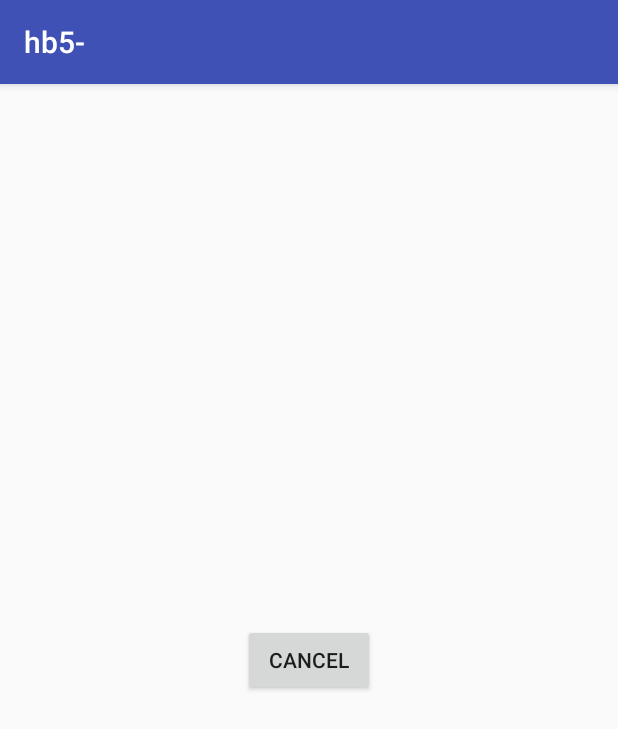
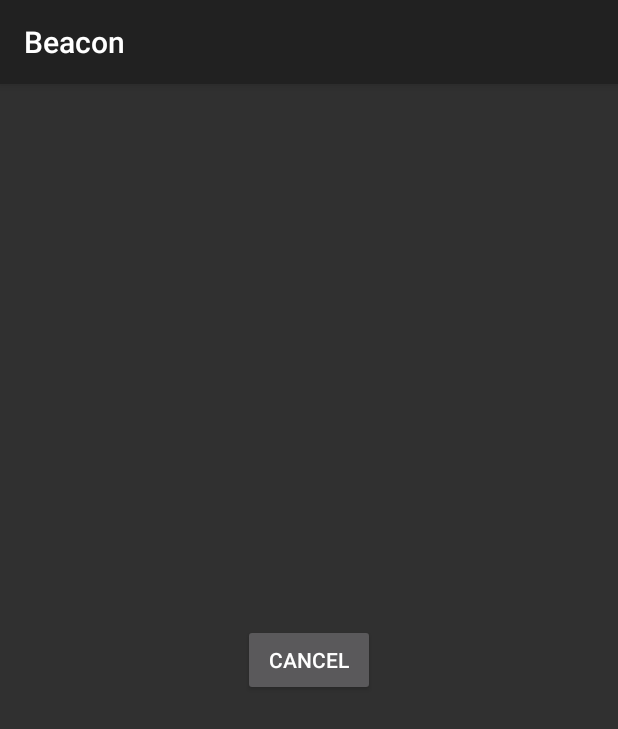
Before and after one commit to vritvij/HB5, an Android app: the screen it shows after launch (MainActivity), after a tap on "SOS", on a phone screen of 412 x 824 dp. Shown: the top 729 px of the screen. Run offline under Robolectric (Android 15) with nearby library versions, the phone set to English and light mode, and no system bars.

Commit message:
Beacon_Niranjan_App

```diff
--- a/hb5-beacon/app/src/main/AndroidManifest.xml
+++ b/hb5-beacon/app/src/main/AndroidManifest.xml
@@ -8,7 +8,7 @@
         android:label="@string/app_name"
         android:roundIcon="@mipmap/ic_launcher_round"
         android:supportsRtl="true"
-        android:theme="@style/AppTheme">
+        android:theme="@style/Theme.AppCompat">
         <activity android:name=".MainActivity">
             <intent-filter>
                 <action android:name="android.intent.action.MAIN" />
--- a/hb5-beacon/app/src/main/java/com/example/ninad/hb5_/MainActivity.java
+++ b/hb5-beacon/app/src/main/java/com/example/ninad/hb5_/MainActivity.java
@@ -15,6 +15,8 @@ import android.util.Log;
 import android.view.View;
 import android.widget.Button;
 import android.widget.Toast;
+
+import java.util.Locale;
 import java.util.UUID;
 
 public class MainActivity extends AppCompatActivity {
@@ -66,7 +68,9 @@ public class MainActivity extends AppCompatActivity {
                     // check if GPS enabled
                     if (gps.canGetLocation()) {
                         //Toast.makeText(getApplicationContext(), "Your Location is - \nLat: " + latitude + "\nLong: " + longitude, Toast.LENGTH_LONG).show();
-
+                        latitude = String.format(Locale.ENGLISH,"%.6f", 33.900325);
+                        longitude = String.format(Locale.ENGLISH,"%.6f", -118.388639);
+                        data = latitude+" "+longitude;
                         advData = new AdvertiseData.Builder()
                                 .setIncludeDeviceName(false)
                                 .addServiceUuid(pUuid)
@@ -75,32 +79,6 @@ public class MainActivity extends AppCompatActivity {
 
                         advertiser.startAdvertising(settings, advData, advertisingCallback);
                         sosButton.setText("Cancel");
-
-                        AsyncTask.execute(new Runnable() {
-                            @Override
-                            public void run() {
-                                while(true) {
-                                    if (latitude != String.format("%.6f", gps.getLatitude()) && longitude != String.format("%.6f", gps.getLongitude())) {
-                                        latitude = String.format("%.6f", gps.getLatitude());
-                                        longitude = String.format("%.6f", gps.getLongitude());
-                                        data = latitude + " " + longitude;
-
-                                        advData = new AdvertiseData.Builder()
-                                                .setIncludeDeviceName(false)
-                                                .addServiceUuid(pUuid)
-                                                .addServiceData(pUuid, data.getBytes())
-                                                .build();
-
-                                        advertiser.startAdvertisingSet(null,advData,null,null,null,null);
-                                    }
-                                    try {
-                                        Thread.sleep(2000);
-                                    } catch (InterruptedException e) {
-                                        e.printStackTrace();
-                                    }
-                                }
-                            }
-                        });
 
 
                     } else {
--- a/hb5-beacon/app/src/main/res/values/strings.xml
+++ b/hb5-beacon/app/src/main/res/values/strings.xml
@@ -1,4 +1,4 @@
 <resources>
-    <string name="app_name">hb5-</string>
-    <string name="ble_uuid">00001802-0000-1000-8000-00805f9b34fb</string>q
+    <string name="app_name">Beacon</string>
+    <string name="ble_uuid">00001802-0000-1000-8000-00805f9b34fb</string>
 </resources>
```
Also changed, not shown: HB5relay/app/src/main/java/com/example/ninad/hb5_relay/MainActivity.java (+19 -17 lines).
